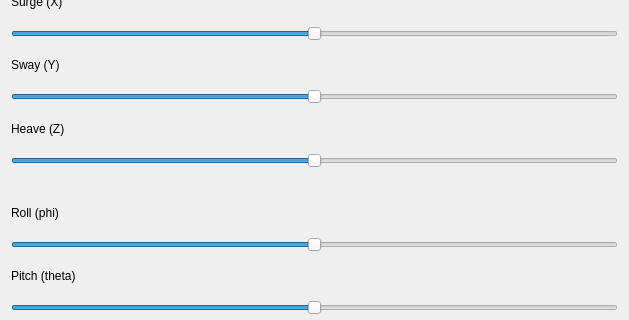
Before: the Qt Designer form mainwindow.ui in msk2000/OpenMotion, drawn with Qt 5; both pictures show x 0 to 629 and y 121 to 441 of the 629 by 561 pixel window.
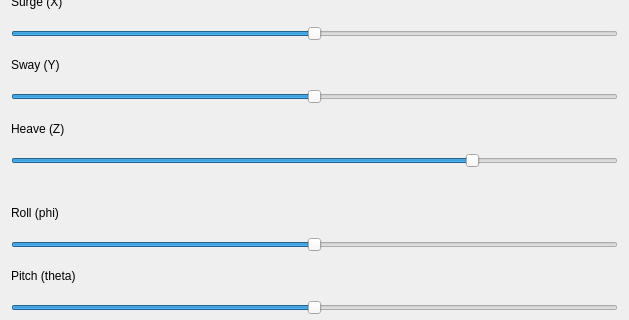
After: the same form once the commit is applied.

Diff of the .ui file:
```diff
--- a/mainwindow.ui
+++ b/mainwindow.ui
@@ -106,6 +106,9 @@
       <property name="singleStep">
        <number>1</number>
       </property>
+      <property name="value">
+       <number>16</number>
+      </property>
       <property name="orientation">
        <enum>Qt::Horizontal</enum>
       </property>
```
Left out of the diff: 2 changed lines with no effect on the pictures.
